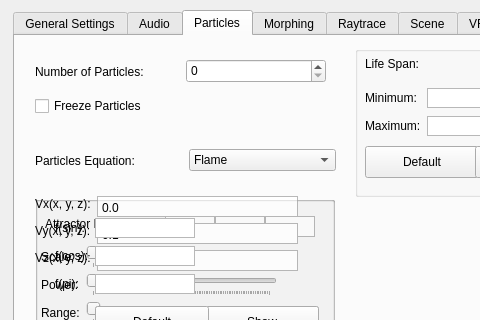
Old version of the form src/Qt/mainwindow.ui in the repository UMLComputerGraphics/GraphicsProject; both pictures show x 0 to 480 and y 0 to 320 of the 627 by 683 pixel window.
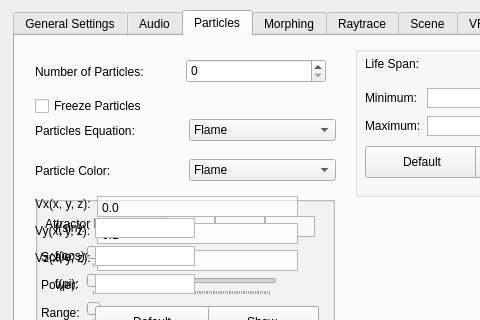
New version of the form. The open tabs and pages were chosen to show the change.

Commit message: Particle color selection in UI

Patch:
```diff
--- a/src/Qt/mainwindow.ui
+++ b/src/Qt/mainwindow.ui
@@ -568,7 +568,7 @@
       <property name="geometry">
        <rect>
         <x>20</x>
-        <y>110</y>
+        <y>80</y>
         <width>301</width>
         <height>29</height>
        </rect>
@@ -1370,6 +1370,39 @@
        </layout>
       </widget>
      </widget>
+     <widget class="QWidget" name="layoutWidget_5">
+      <property name="geometry">
+       <rect>
+        <x>20</x>
+        <y>120</y>
+        <width>301</width>
+        <height>29</height>
+       </rect>
+      </property>
+      <layout class="QHBoxLayout" name="colorLayoutBox">
+       <item>
+        <widget class="QLabel" name="particleColorLabel">
+         <property name="text">
+          <string>Particle Color:</string>
+         </property>
+        </widget>
+       </item>
+       <item>
+        <widget class="QComboBox" name="particleColorComboBox">
+         <item>
+          <property name="text">
+           <string>Flame</string>
+          </property>
+         </item>
+         <item>
+          <property name="text">
+           <string>Aurora</string>
+          </property>
+         </item>
+        </widget>
+       </item>
+      </layout>
+     </widget>
     </widget>
     <widget class="QWidget" name="morphingTab">
      <attribute name="title">
```
Left out of the diff: 2 changed lines with no effect on the pictures. The commit also changes 5 other files.
